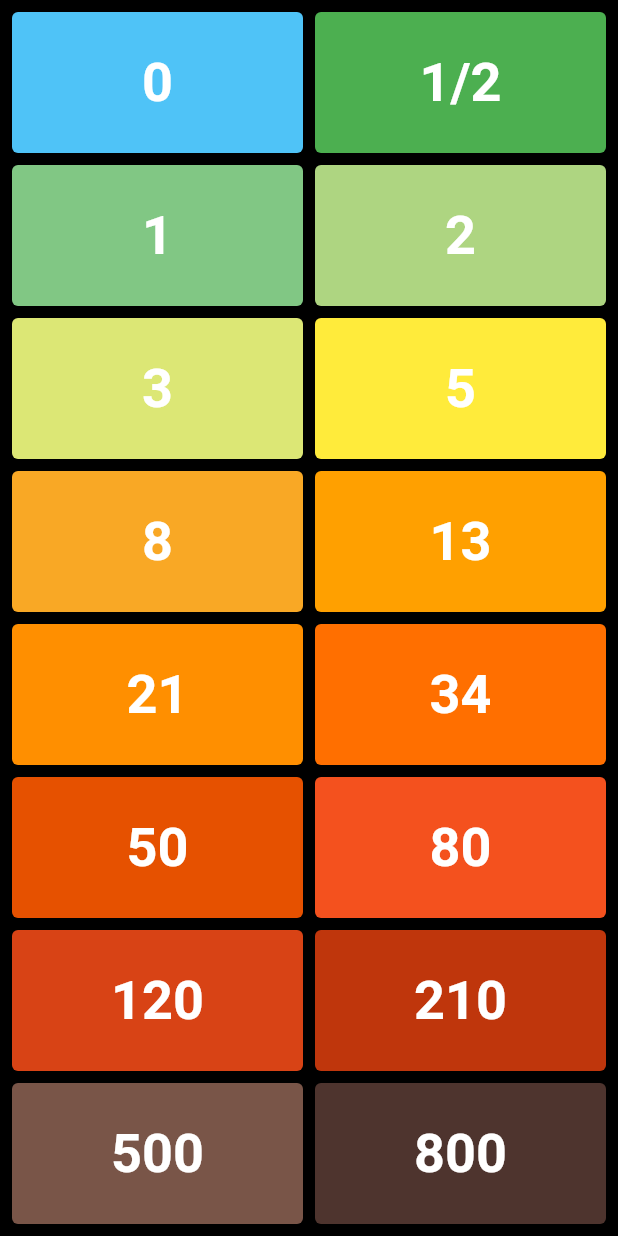
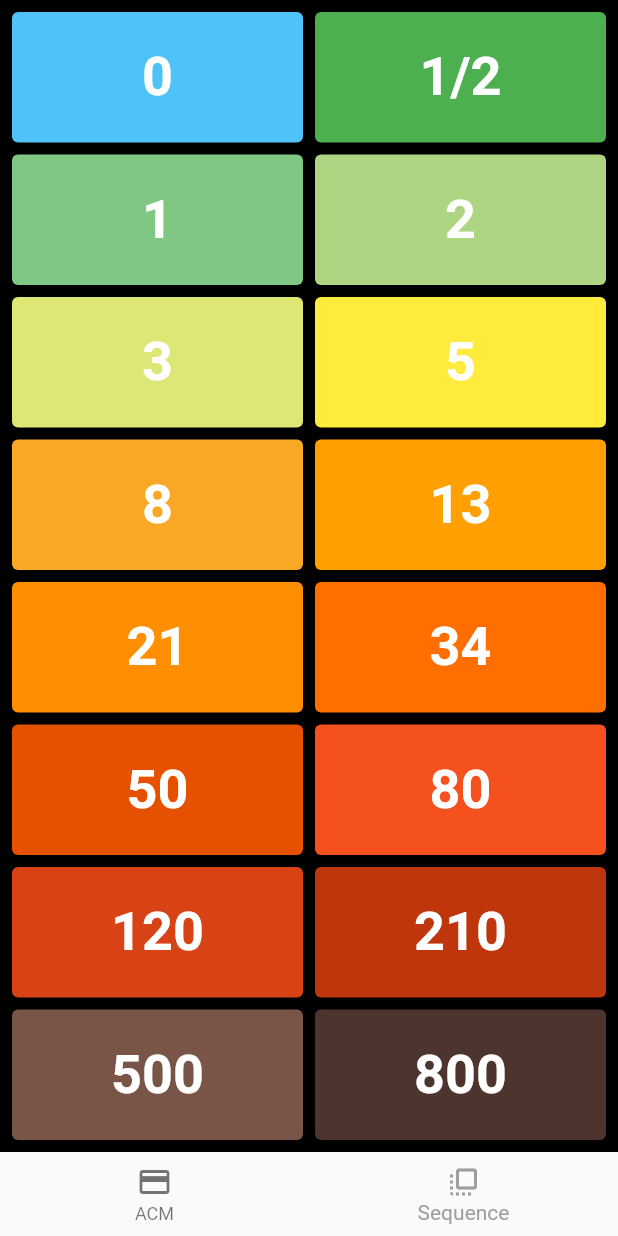
Before and after one commit to emreaktrk/agile_on, a Flutter app: the screen it shows after launch, on a phone screen of 412 x 824 dp. Run offline on Flutter 3.47's test engine with Material 2 defaults, Android fonts, the phone set to English and light mode, and no system bars; missing offline and left inert: screentheme.

Commit message:
Tabs added

```diff
--- a/lib/main.dart
+++ b/lib/main.dart
@@ -1,3 +1,4 @@
+import 'package:agile_on/ui/home/home_screen.dart';
 import 'package:agile_on/ui/list/list_screen.dart';
 import 'package:flutter/material.dart';
 
@@ -7,12 +8,16 @@ class PokerApp extends StatelessWidget {
   @override
   Widget build(BuildContext context) {
     return new MaterialApp(
-      title: 'Flutter Demo',
-      theme: new ThemeData(
-        primaryColor: Colors.black,
-        primarySwatch: Colors.grey,
-      ),
-      home: new ListScreen(),
-    );
+        title: 'Flutter Demo',
+        theme: new ThemeData(
+          primaryColor: Colors.black,
+          primarySwatch: Colors.grey,
+        ),
+        home: new HomeScreen(
+          tabs: <Widget>[
+            new ListScreen(),
+            new ListScreen(),
+          ],
+        ));
   }
 }
--- /dev/null
+++ b/lib/ui/home/home_screen.dart
@@ -0,0 +1,40 @@
+import 'package:flutter/material.dart';
+
+class HomeScreen extends StatefulWidget {
+  final void Function(int index) onTabChange;
+  final List<Widget> tabs;
+
+  HomeScreen({this.onTabChange, @required this.tabs});
+
+  @override
+  _HomeScreenState createState() => _HomeScreenState();
+}
+
+class _HomeScreenState extends State<HomeScreen> {
+  int _index = 1;
+
+  @override
+  Widget build(BuildContext context) {
+    return new Scaffold(
+        body: widget.tabs[_index],
+        bottomNavigationBar: new BottomNavigationBar(
+          currentIndex: _index,
+          onTap: (index) => setState(() {
+                index = _index;
+                if (widget.onTabChange != null) {
+                  widget.onTabChange(_index);
+                }
+              }),
+          items: [
+            new BottomNavigationBarItem(
+              icon: new Icon(Icons.credit_card),
+              title: new Text("ACM"),
+            ),
+            new BottomNavigationBarItem(
+              icon: new Icon(Icons.flip_to_front),
+              title: new Text("Sequence"),
+            ),
+          ],
+        ));
+  }
+}
```
Also changed, not shown: pubspec.lock, 1 other file.
